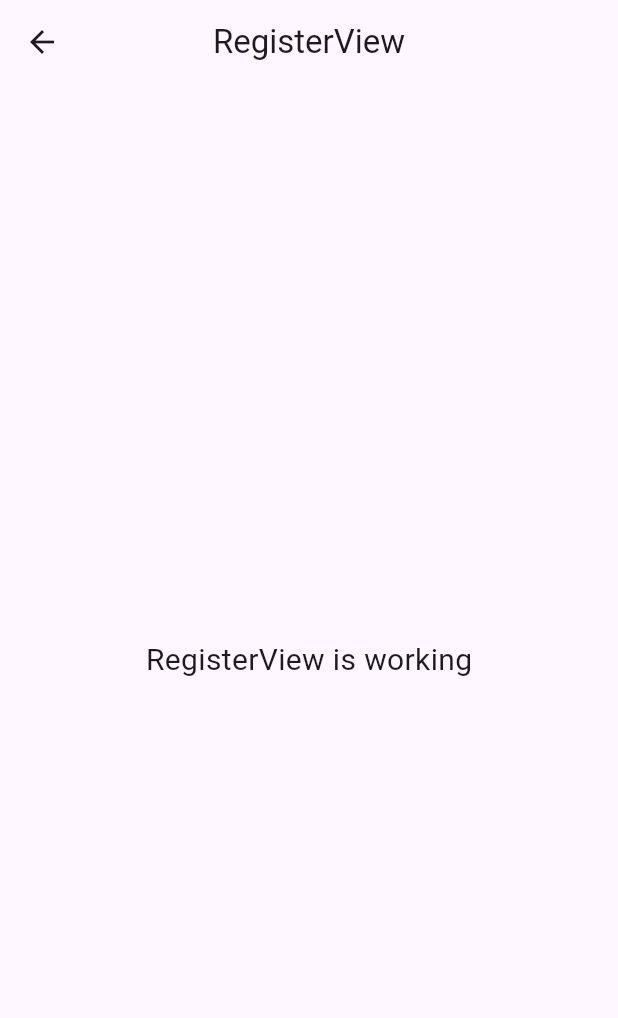
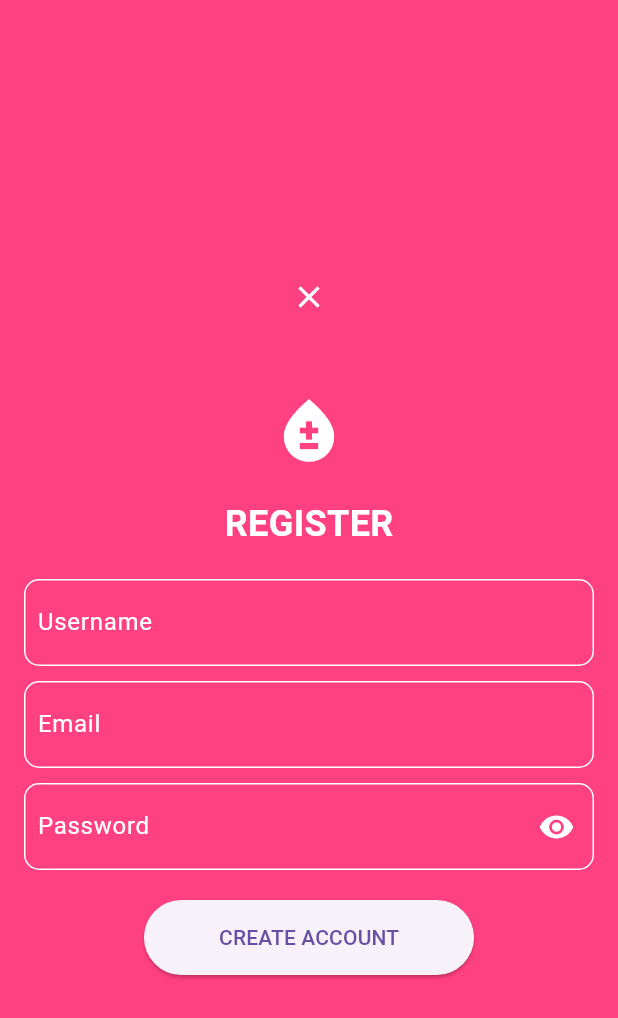
Before and after one commit to zakyraihan/polikan-uas24, a Flutter app: the RegisterView screen opened by its route, on a phone screen of 412 x 824 dp. Shown: the top 1018 px of the screen. Run offline on Flutter 3.47's test engine with Material 3 defaults, Android fonts, the phone set to English and light mode, and no system bars; our stand-ins replace cloud_firestore, firebase_auth, firebase_core, get; accounts and stored records are empty.

Commit message:
penambahan register

```diff
--- a/lib/app/modules/register/views/register_view.dart
+++ b/lib/app/modules/register/views/register_view.dart
@@ -1,22 +1,121 @@
+// ignore_for_file: file_names, prefer_const_constructors, prefer_const_literals_to_create_immutables, avoid_unnecessary_containers, sized_box_for_whitespace, deprecated_member_use
+
 import 'package:flutter/material.dart';
+import 'package:get/get.dart';
+import 'package:polikan/app/controllers/auth_controller.dart';
 
-import 'package:get/get.dart';
+class RegisterView extends GetView<AuthController> {
+  final c = Get.put(AuthController());
 
-import '../controllers/register_controller.dart';
-
-class RegisterView extends GetView<RegisterController> {
-  const RegisterView({Key? key}) : super(key: key);
   @override
   Widget build(BuildContext context) {
     return Scaffold(
-      appBar: AppBar(
-        title: const Text('RegisterView'),
-        centerTitle: true,
-      ),
-      body: const Center(
-        child: Text(
-          'RegisterView is working',
-          style: TextStyle(fontSize: 20),
+      backgroundColor: Colors.pinkAccent,
+      body: Padding(
+        padding: const EdgeInsets.all(16.0),
+        child: Column(
+          mainAxisAlignment: MainAxisAlignment.center,
+          children: [
+            IconButton(
+              icon: const Icon(Icons.close, color: Colors.white),
+              onPressed: () => Get.back(),
+              alignment: Alignment.topLeft,
+            ),
+            const SizedBox(height: 40),
+            const Icon(Icons.bloodtype, size: 50, color: Colors.white),
+            const SizedBox(height: 20),
+            const Text(
+              'REGISTER',
+              style: TextStyle(
+                color: Colors.white,
+                fontSize: 24,
+                fontWeight: FontWeight.bold,
+              ),
+            ),
+            const SizedBox(height: 20),
+            Container(
+              decoration: BoxDecoration(
+                border: Border.all(color: Colors.white),
+                borderRadius: BorderRadius.circular(10),
+              ),
+              child: TextField(
+                controller: controller.userNameController,
+                decoration: const InputDecoration(
+                  labelText: 'Username',
+                  labelStyle: TextStyle(color: Colors.white),
+                  border: InputBorder.none,
+                  contentPadding: EdgeInsets.all(8.0),
+                ),
+                style: const TextStyle(color: Colors.white),
+              ),
+            ),
+
+            const SizedBox(height: 10),
+            Container(
+              decoration: BoxDecoration(
+                border: Border.all(color: Colors.white),
+                borderRadius: BorderRadius.circular(10),
+              ),
+              child: TextField(
+                controller: controller.emailController,
+                decoration: const InputDecoration(
+                  labelText: 'Email',
+                  labelStyle: TextStyle(color: Colors.white),
+                  border: InputBorder.none,
+                  contentPadding: EdgeInsets.all(8.0),
+                ),
+                style: const TextStyle(color: Colors.white),
+              ),
+            ),
+            const SizedBox(height: 10),
+            Container(
+              decoration: BoxDecoration(
+                border: Border.all(color: Colors.white),
+                borderRadius: BorderRadius.circular(10)
+              ),
+              child: Obx(() {
+                return TextField(
+                  controller: controller.passwordController,
+                  obscureText: !controller.isLoading.value,
+                  decoration: InputDecoration(
+                    labelText: 'Password',
+                    labelStyle: const TextStyle(color: Colors.white),
+                    border: InputBorder.none, // Menghilangkan garis bawah
+                    contentPadding: const EdgeInsets.all(8.0),
+                    suffixIcon: IconButton(
+                      icon: Icon(
+                        controller.isLoading.value
+                            ? Icons.visibility_off
+                            : Icons.visibility,
+                        color: Colors.white,
+                      ),
+                      onPressed: () {
+                        controller.isLoading.value = !controller.isLoading.value;
+                      },
+                    ),
+                  ),
+                  style: const TextStyle(color: Colors.white),
+                );
+              }),
+            ),
+            const SizedBox(height: 20),
+            Obx(() {
+              return controller.isLoading.value
+                  ? const CircularProgressIndicator(color: Colors.white)
+                  : ElevatedButton(
+                      style: ElevatedButton.styleFrom(
+                        // primary: Colors.white,
+                        // onPrimary: Colors.pinkAccent,
+                        padding: const EdgeInsets.symmetric(
+                          horizontal: 50,
+                          vertical: 15,
+                        ),
+                      ),
+                      onPressed: () => c.register(),
+                      child: const Text('CREATE ACCOUNT'),
+                    );
+            }),
+          ],
         ),
       ),
     );
--- a/lib/app/routes/app_pages.dart
+++ b/lib/app/routes/app_pages.dart
@@ -12,7 +12,7 @@ part 'app_routes.dart';
 class AppPages {
   AppPages._();
 
-  static const INITIAL = Routes.HOME;
+  static const INITIAL = Routes.REGISTER;
 
   static final routes = [
     GetPage(
@@ -22,7 +22,7 @@ class AppPages {
     ),
     GetPage(
       name: _Paths.REGISTER,
-      page: () => const RegisterView(),
+      page: () => RegisterView(),
       binding: RegisterBinding(),
     ),
     GetPage(
```
